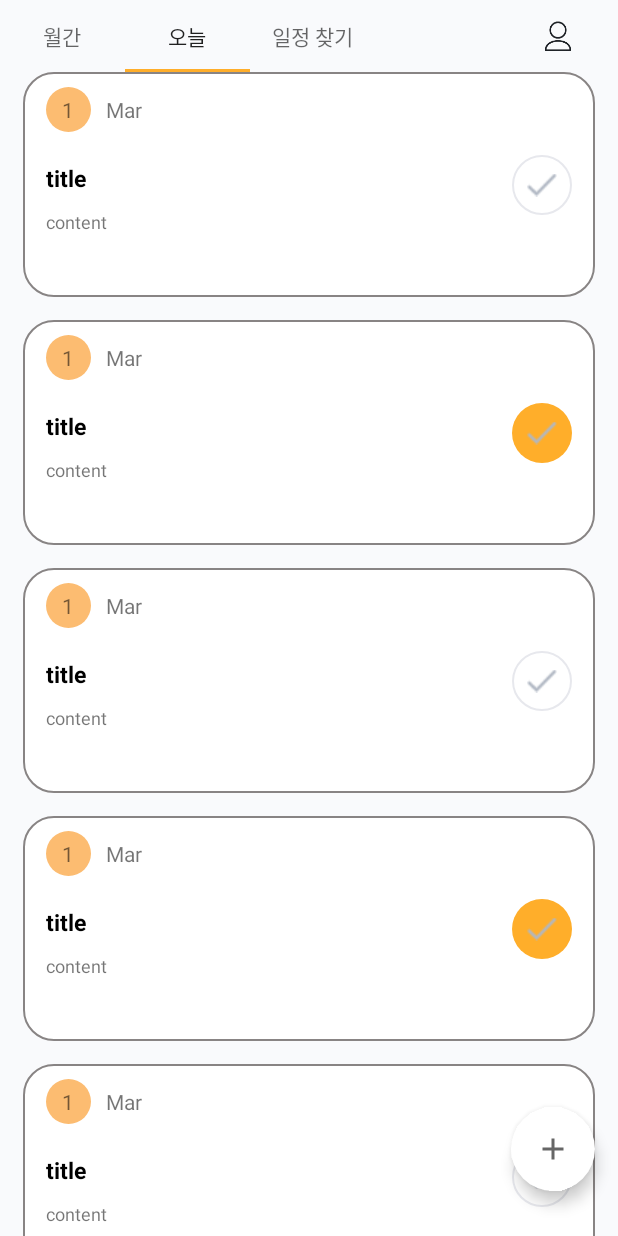
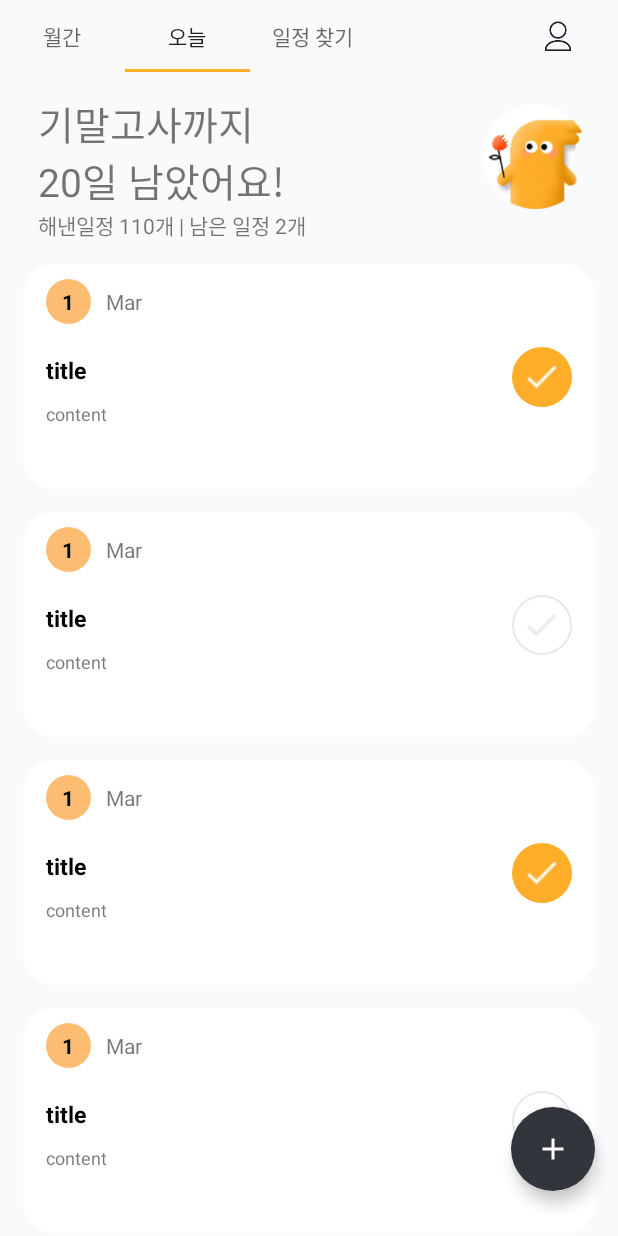
Before and after one commit to jae1jeong/Famo, an Android app: the screen it shows after launch (MainActivity), tab 2 chosen, on a phone screen of 412 x 824 dp. Run offline under Robolectric (Android 15) with nearby library versions, the phone set to English and light mode, and no system bars; our stand-ins replace data binding.

Commit message:
todayfragment updated create auth

```diff
--- a/app/src/main/AndroidManifest.xml
+++ b/app/src/main/AndroidManifest.xml
@@ -28,6 +28,10 @@
             android:name=".src.main.MainActivity"
             android:screenOrientation="portrait"
             android:theme="@style/AppTheme.NoActionBar" />
+        <activity
+            android:name=".src.auth.InformationActivity"
+            android:screenOrientation="portrait"
+            android:theme="@style/AppTheme.NoActionBar" />
     </application>
 
 </manifest>
--- a/app/src/main/java/com/softsquared/template/kotlin/src/main/today/TodayFragment.kt
+++ b/app/src/main/java/com/softsquared/template/kotlin/src/main/today/TodayFragment.kt
@@ -1,12 +1,18 @@
 package com.softsquared.template.kotlin.src.main.today
 
+import android.graphics.Color
 import android.os.Bundle
 import android.view.View
+import android.widget.ImageView
 import androidx.recyclerview.widget.LinearLayoutManager
+import androidx.recyclerview.widget.RecyclerView
 import com.softsquared.template.kotlin.R
 import com.softsquared.template.kotlin.config.BaseFragment
 import com.softsquared.template.kotlin.databinding.FragmentTodayBinding
 import com.softsquared.template.kotlin.src.main.today.adapter.MemoAdapter
+import com.softsquared.template.kotlin.src.main.today.adapter.MemoSwipeHelper
+import com.softsquared.template.kotlin.src.main.today.adapter.SwipeButton
+import com.softsquared.template.kotlin.src.main.today.adapter.SwipeButtonClickListener
 import com.softsquared.template.kotlin.src.main.today.models.MemoItem
 
 class TodayFragment :
@@ -25,13 +31,46 @@ class TodayFragment :
         }
 
         // 어댑터
-        todayMemoAdapter = MemoAdapter(memoList)
+        val mLayoutManager = LinearLayoutManager(context)
+        todayMemoAdapter = MemoAdapter(memoList,context!!)
         binding.todayRecyclerView.apply {
-            layoutManager = LinearLayoutManager(context)
+            layoutManager = mLayoutManager
             adapter = todayMemoAdapter
         }
 
+        // 리사이클러뷰 아이템 스와이프
+        val swipe = object:MemoSwipeHelper(context!!,binding.todayRecyclerView,200)
+        {
+            override fun instantiateMyButton(
+                viewHolder: RecyclerView.ViewHolder,
+                buffer: MutableList<SwipeButton>
+            ) {
+                // add button
+                buffer.add(SwipeButton(context!!,
+                    "Delete",
+                    30,
+                    R.drawable.schedule_delete,
+                    Color.parseColor("#32363C"),
+                    object:SwipeButtonClickListener{
+                        override fun onClick(pos: Int) {
+                            showCustomToast("delete $pos")
+                        }
+                    }
+                    ))
+                buffer.add(SwipeButton(context!!,
+                    "Share",
+                    30,
+                    R.drawable.schedule_share,
+                    Color.parseColor("#FFAE2A"),
+                    object:SwipeButtonClickListener{
+                        override fun onClick(pos: Int) {
+                            showCustomToast("share $pos")
+                        }
+                    }
+                ))
+            }
 
+        }
+    }
 
-    }
 }
--- a/app/src/main/java/com/softsquared/template/kotlin/src/main/today/adapter/MemoAdapter.kt
+++ b/app/src/main/java/com/softsquared/template/kotlin/src/main/today/adapter/MemoAdapter.kt
@@ -1,14 +1,16 @@
 package com.softsquared.template.kotlin.src.main.today.adapter
 
+import android.content.Context
 import android.graphics.Color
 import android.view.LayoutInflater
 import android.view.ViewGroup
+import android.widget.ImageView
 import androidx.recyclerview.widget.RecyclerView
 import com.softsquared.template.kotlin.R
 import com.softsquared.template.kotlin.databinding.ItemTodayMemoBinding
 import com.softsquared.template.kotlin.src.main.today.models.MemoItem
 
-class MemoAdapter(var memoList:MutableList<MemoItem>):RecyclerView.Adapter<MemoAdapter.MemoViewHolder>() {
+class MemoAdapter(var memoList:MutableList<MemoItem>,private val context: Context):RecyclerView.Adapter<MemoAdapter.MemoViewHolder>() {
     class MemoViewHolder(val binding:ItemTodayMemoBinding):RecyclerView.ViewHolder(binding.root)
 
     override fun onCreateViewHolder(parent: ViewGroup, viewType: Int): MemoAdapter.MemoViewHolder {
@@ -23,12 +25,31 @@ class MemoAdapter(var memoList:MutableList<MemoItem>):RecyclerView.Adapter<MemoA
     override fun onBindViewHolder(holder: MemoAdapter.MemoViewHolder, position: Int) {
         holder.binding.todayMemo = memoList[position]
         val memo = memoList[position]
-        if(memo.isChecked){
-            holder.binding.todayItemBtnMemoCheck.setBackgroundResource(R.drawable.background_btn_acttive)
-        }else{
-            holder.binding.todayItemBtnMemoCheck.setBackgroundResource(R.drawable.background_check_button_passive)
+
+        // 체크 버튼 여부에 따라 백그라운드 변경
+        changeCheckBtnBackground(memo.isChecked,holder.binding.todayItemBtnMemoCheck)
+        // 체크 버튼 리스너
+        holder.binding.todayItemBtnMemoCheck.setOnClickListener {
+            if(memo.isChecked){
+                changeCheckBtnBackground(memo.isChecked,holder.binding.todayItemBtnMemoCheck)
+                memo.isChecked = !memo.isChecked
+            }else{
+                changeCheckBtnBackground(memo.isChecked,holder.binding.todayItemBtnMemoCheck)
+                memo.isChecked = !memo.isChecked
+            }
         }
 
+    }
+
+    private fun changeCheckBtnBackground(isChecked:Boolean,imageView: ImageView){
+        if(isChecked){
+            imageView.setBackgroundResource(R.drawable.background_check_button_passive)
+            imageView.setColorFilter(context.resources.getColor(R.color.button_gray))
+        }
+        else{
+            imageView.setBackgroundResource(R.drawable.background_btn_acttive)
+            imageView.setColorFilter(context.resources.getColor(R.color.white))
+        }
     }
 
     override fun getItemCount(): Int = memoList.size
--- a/app/src/main/java/com/softsquared/template/kotlin/src/main/today/models/MemoItem.kt
+++ b/app/src/main/java/com/softsquared/template/kotlin/src/main/today/models/MemoItem.kt
@@ -6,6 +6,6 @@ data class MemoItem (
     val createAtDay:Int,
     val title:String,
     val description:String,
-    val isChecked:Boolean,
+    var isChecked:Boolean,
     val colorState:String
         )
--- a/app/src/main/res/drawable/background_item_memo.xml
+++ b/app/src/main/res/drawable/background_item_memo.xml
@@ -4,7 +4,7 @@
     <shape xmlns:android="http://schemas.android.com/apk/res/android"
         android:shape="rectangle">
         <corners android:radius="20dp"/>
-        <stroke android:width="1dp" android:color="@color/gray"/>
+        <stroke android:width="1dp" android:color="@color/white"/>
         <solid android:color="@color/white"/>
     </shape>
     </item>
--- /dev/null
+++ b/app/src/main/res/layout/activity_information.xml
@@ -0,0 +1,6 @@
+<?xml version="1.0" encoding="utf-8"?>
+<androidx.constraintlayout.widget.ConstraintLayout
+    xmlns:android="http://schemas.android.com/apk/res/android" android:layout_width="match_parent"
+    android:layout_height="match_parent">
+
+</androidx.constraintlayout.widget.ConstraintLayout>
--- a/app/src/main/res/layout/activity_main.xml
+++ b/app/src/main/res/layout/activity_main.xml
@@ -49,6 +49,22 @@
         app:layout_constraintTop_toBottomOf="@+id/main_tab_layout" />
 
     <com.google.android.material.floatingactionbutton.FloatingActionButton
+        android:tint="@color/white"
+        android:backgroundTint="@color/light_dark"
+        android:id="@+id/main_btn_action_sub2"
+        android:layout_width="wrap_content"
+        android:layout_height="wrap_content"
+        android:layout_margin="15dp"
+        android:background="@color/black"
+        android:visibility="invisible"
+        app:fabSize="normal"
+        app:layout_constraintBottom_toTopOf="@+id/main_btn_action_sub"
+        app:layout_constraintEnd_toEndOf="@+id/main_btn_action_sub"
+        app:layout_constraintStart_toStartOf="@+id/main_btn_action_sub" />
+
+    <com.google.android.material.floatingactionbutton.FloatingActionButton
+        android:tint="@color/white"
+        android:backgroundTint="@color/light_dark"
         android:visibility="invisible"
         app:fabSize="normal"
         android:background="@color/black"
@@ -62,11 +78,11 @@
 
 
     <com.google.android.material.floatingactionbutton.FloatingActionButton
+        android:tint="@color/white"
         app:fabSize="normal"
         app:borderWidth="0dp"
-        android:backgroundTint="@color/white"
+        android:backgroundTint="@color/light_dark"
         android:src="@drawable/ic_sharp_add_24"
-        android:background="@color/black"
         android:id="@+id/main_btn_action_main"
         android:layout_width="wrap_content"
         android:layout_height="wrap_content"
--- a/app/src/main/res/layout/fragment_today.xml
+++ b/app/src/main/res/layout/fragment_today.xml
@@ -1,5 +1,6 @@
 <?xml version="1.0" encoding="utf-8"?>
-<LinearLayout xmlns:android="http://schemas.android.com/apk/res/android"
+<androidx.constraintlayout.widget.ConstraintLayout xmlns:android="http://schemas.android.com/apk/res/android"
+    xmlns:app="http://schemas.android.com/apk/res-auto"
     xmlns:tools="http://schemas.android.com/tools"
     android:layout_width="match_parent"
     android:layout_height="match_parent"
@@ -7,10 +8,61 @@
     android:gravity="center"
     tools:context=".src.main.today.TodayFragment">
 
-    <androidx.recyclerview.widget.RecyclerView
-        android:layout_marginHorizontal="15dp"
-        android:id="@+id/today_recycler_view"
+    <androidx.core.widget.NestedScrollView
         android:layout_width="match_parent"
-        android:layout_height="match_parent"
-        />
-</LinearLayout>
+        android:layout_height="wrap_content"
+        app:layout_constraintTop_toTopOf="parent">
+
+        <LinearLayout
+            android:layout_width="match_parent"
+            android:layout_height="wrap_content"
+            android:orientation="vertical">
+
+
+            <androidx.constraintlayout.widget.ConstraintLayout
+                android:layout_marginHorizontal="10dp"
+                android:layout_marginBottom="15dp"
+                android:layout_width="match_parent"
+                android:layout_height="wrap_content"
+                app:layout_constraintTop_toTopOf="parent">
+
+                <TextView
+                    android:id="@+id/textView3"
+                    android:layout_width="wrap_content"
+                    android:layout_height="wrap_content"
+                    android:layout_margin="15dp"
+                    android:text="기말고사까지\n20일 남았어요!"
+                    android:textSize="26sp"
+                    app:layout_constraintStart_toStartOf="parent"
+                    app:layout_constraintTop_toTopOf="parent" />
+
+                <TextView
+                    android:layout_width="wrap_content"
+                    android:layout_height="wrap_content"
+                    android:text="해낸일정 110개 | 남은 일정 2개"
+                    app:layout_constraintStart_toStartOf="@+id/textView3"
+                    app:layout_constraintTop_toBottomOf="@+id/textView3" />
+
+                <ImageView
+                    android:id="@+id/imageView"
+                    android:layout_width="70dp"
+                    android:layout_height="wrap_content"
+                    android:layout_marginEnd="10dp"
+                    android:src="@drawable/my_info_img"
+                    app:layout_constraintBottom_toBottomOf="parent"
+                    app:layout_constraintEnd_toEndOf="parent"
+                    app:layout_constraintTop_toTopOf="parent" />
+            </androidx.constraintlayout.widget.ConstraintLayout>
+
+
+            <androidx.recyclerview.widget.RecyclerView
+                android:id="@+id/today_recycler_view"
+                android:layout_width="match_parent"
+                android:layout_height="match_parent"
+                android:layout_marginHorizontal="15dp"
+                app:layout_constraintBottom_toBottomOf="parent"
+                tools:layout_editor_absoluteX="15dp" />
+        </LinearLayout>
+    </androidx.core.widget.NestedScrollView>
+
+</androidx.constraintlayout.widget.ConstraintLayout>
--- a/app/src/main/res/layout/item_today_memo.xml
+++ b/app/src/main/res/layout/item_today_memo.xml
@@ -15,6 +15,8 @@
     android:layout_height="150dp">
 
     <TextView
+        android:textStyle="bold"
+        android:textColor="@color/black"
         android:gravity="center"
         android:layout_marginTop="10dp"
         android:id="@+id/textView2"
--- a/app/src/main/res/values/colors.xml
+++ b/app/src/main/res/values/colors.xml
@@ -28,5 +28,6 @@
 
     <color name="stroke_gray">#B0B7C3</color>
     <color name="button_gray">#E7E8ED</color>
+    <color name="light_dark">#32363C</color>
 
 </resources>
```
Also changed, not shown: app/src/main/java/com/softsquared/template/kotlin/src/auth/InformationActivity.kt (added, +11 -0 lines), app/src/main/java/com/softsquared/template/kotlin/src/main/today/adapter/MemoSwipeHelper.kt (+176 -15 lines), app/src/main/java/com/softsquared/template/kotlin/src/main/today/adapter/SwipeButton.kt (added, +73 -0 lines).
